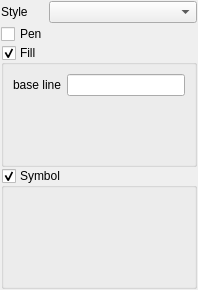
The window that src/DAGui/ChartSetting/DAChartCurveItemSettingWidget.ui (czyt1988/data-workbench) describes before a commit, drawn with Qt 5.
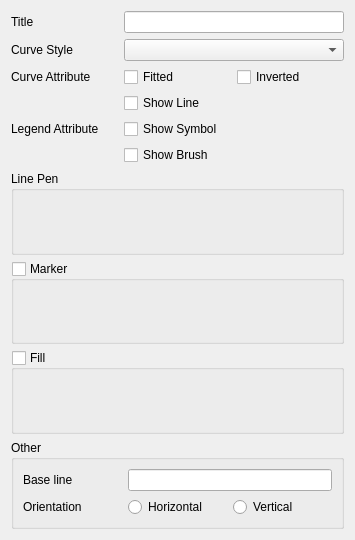
The same window after the commit. Custom widgets are drawn as their Qt base class.

The edit to the form file:
```diff
--- a/src/DAGui/ChartSetting/DAChartCurveItemSettingWidget.ui
+++ b/src/DAGui/ChartSetting/DAChartCurveItemSettingWidget.ui
@@ -6,117 +6,250 @@
    <rect>
     <x>0</x>
     <y>0</y>
-    <width>198</width>
-    <height>290</height>
+    <width>355</width>
+    <height>540</height>
    </rect>
   </property>
   <property name="windowTitle">
    <string>Form</string>
   </property>
-  <layout class="QGridLayout" name="gridLayout_2">
-   <property name="leftMargin">
-    <number>1</number>
-   </property>
-   <property name="topMargin">
-    <number>1</number>
-   </property>
-   <property name="rightMargin">
-    <number>1</number>
-   </property>
-   <property name="bottomMargin">
-    <number>1</number>
-   </property>
-   <property name="spacing">
-    <number>1</number>
-   </property>
-   <item row="0" column="0">
-    <widget class="QLabel" name="label_2">
-     <property name="text">
-      <string>Style</string>
-     </property>
-    </widget>
+  <layout class="QVBoxLayout" name="verticalLayout_5">
+   <item>
+    <layout class="QGridLayout" name="gridLayout_2">
+     <item row="0" column="0">
+      <widget class="QLabel" name="label_6">
+       <property name="text">
+        <string>Title</string>
+       </property>
+      </widget>
+     </item>
+     <item row="0" column="1" colspan="2">
+      <widget class="QLineEdit" name="lineEditTitle"/>
+     </item>
+     <item row="1" column="0">
+      <widget class="QLabel" name="label">
+       <property name="text">
+        <string>Curve Style</string>
+       </property>
+      </widget>
+     </item>
+     <item row="1" column="1" colspan="2">
+      <widget class="QComboBox" name="comboBoxCurveStyle"/>
+     </item>
+     <item row="2" column="0">
+      <widget class="QLabel" name="label_2">
+       <property name="text">
+        <string>Curve Attribute</string>
+       </property>
+      </widget>
+     </item>
+     <item row="2" column="1">
+      <widget class="QCheckBox" name="checkBoxFitted">
+       <property name="toolTip">
+        <string>&lt;html&gt;&lt;head/&gt;&lt;body&gt;&lt;p&gt;Only in combination with Lines Style, tries to interpolate/smooth the curve, before it is painted. &lt;/p&gt;&lt;p&gt;Note:Curve fitting requires temporary memory for calculating coefficients and additional points.&lt;/p&gt;&lt;/body&gt;&lt;/html&gt;</string>
+       </property>
+       <property name="text">
+        <string>Fitted</string>
+       </property>
+      </widget>
+     </item>
+     <item row="2" column="2">
+      <widget class="QCheckBox" name="checkBoxInverted">
+       <property name="toolTip">
+        <string>&lt;html&gt;&lt;head/&gt;&lt;body&gt;&lt;p&gt;For Steps curve style only. Draws a step function from the right to the left.&lt;/p&gt;&lt;/body&gt;&lt;/html&gt;</string>
+       </property>
+       <property name="text">
+        <string>Inverted</string>
+       </property>
+      </widget>
+     </item>
+     <item row="3" column="0">
+      <widget class="QLabel" name="label_3">
+       <property name="minimumSize">
+        <size>
+         <width>0</width>
+         <height>54</height>
+        </size>
+       </property>
+       <property name="text">
+        <string>Legend Attribute</string>
+       </property>
+      </widget>
+     </item>
+     <item row="3" column="1" colspan="2">
+      <layout class="QVBoxLayout" name="verticalLayout_4">
+       <item>
+        <widget class="QCheckBox" name="checkBoxShowLine">
+         <property name="minimumSize">
+          <size>
+           <width>0</width>
+           <height>18</height>
+          </size>
+         </property>
+         <property name="text">
+          <string>Show Line</string>
+         </property>
+        </widget>
+       </item>
+       <item>
+        <widget class="QCheckBox" name="checkBoxShowSymbol">
+         <property name="minimumSize">
+          <size>
+           <width>0</width>
+           <height>18</height>
+          </size>
+         </property>
+         <property name="text">
+          <string>Show Symbol</string>
+         </property>
+        </widget>
+       </item>
+       <item>
+        <widget class="QCheckBox" name="checkBoxShowBrush">
+         <property name="minimumSize">
+          <size>
+           <width>0</width>
+           <height>18</height>
+          </size>
+         </property>
+         <property name="text">
+          <string>Show Brush</string>
+         </property>
+        </widget>
+       </item>
+      </layout>
+     </item>
+    </layout>
    </item>
-   <item row="0" column="1">
-    <widget class="QComboBox" name="comboBoxCurveStyle"/>
-   </item>
-   <item row="1" column="0">
-    <widget class="QCheckBox" name="checkBox">
-     <property name="text">
-      <string>Pen</string>
+   <item>
+    <widget class="DA::DACollapsibleGroupBox" name="groupBoxPen">
+     <property name="title">
+      <string>Line Pen</string>
      </property>
+     <layout class="QVBoxLayout" name="verticalLayout">
+      <property name="spacing">
+       <number>4</number>
+      </property>
+      <property name="leftMargin">
+       <number>4</number>
+      </property>
+      <property name="topMargin">
+       <number>4</number>
+      </property>
+      <property name="rightMargin">
+       <number>4</number>
+      </property>
+      <property name="bottomMargin">
+       <number>4</number>
+      </property>
+      <item>
+       <widget class="DA::DAPenEditWidget" name="penEditWidget" native="true"/>
+      </item>
+     </layout>
     </widget>
    </item>
-   <item row="1" column="1">
-    <widget class="DA::DAPenEditWidget" name="penEditWidget" native="true">
-     <property name="sizePolicy">
-      <sizepolicy hsizetype="Expanding" vsizetype="Preferred">
-       <horstretch>0</horstretch>
-       <verstretch>0</verstretch>
-      </sizepolicy>
+   <item>
+    <widget class="DA::DACollapsibleGroupBox" name="groupBoxSymbol">
+     <property name="title">
+      <string>Marker</string>
      </property>
+     <property name="checkable">
+      <bool>true</bool>
+     </property>
+     <property name="checked">
+      <bool>false</bool>
+     </property>
+     <layout class="QVBoxLayout" name="verticalLayout_2">
+      <property name="spacing">
+       <number>4</number>
+      </property>
+      <property name="leftMargin">
+       <number>4</number>
+      </property>
+      <property name="topMargin">
+       <number>4</number>
+      </property>
+      <property name="rightMargin">
+       <number>4</number>
+      </property>
+      <property name="bottomMargin">
+       <number>4</number>
+      </property>
+      <item>
+       <widget class="DA::DAChartSymbolEditWidget" name="symbolEditWidget" native="true"/>
+      </item>
+     </layout>
     </widget>
    </item>
-   <item row="2" column="0" colspan="2">
-    <widget class="DA::DACollapsibleGroupBox" name="groupBox">
+   <item>
+    <widget class="DA::DACollapsibleGroupBox" name="groupBoxFill">
      <property name="title">
       <string>Fill</string>
      </property>
-     <property name="flat">
-      <bool>true</bool>
-     </property>
      <property name="checkable">
       <bool>true</bool>
+     </property>
+     <property name="checked">
+      <bool>false</bool>
+     </property>
+     <layout class="QVBoxLayout" name="verticalLayout_3">
+      <property name="spacing">
+       <number>4</number>
+      </property>
+      <property name="leftMargin">
+       <number>4</number>
+      </property>
+      <property name="topMargin">
+       <number>4</number>
+      </property>
+      <property name="rightMargin">
+       <number>4</number>
+      </property>
+      <property name="bottomMargin">
+       <number>4</number>
+      </property>
+      <item>
+       <widget class="DA::DABrushEditWidget" name="brushEditWidget" native="true"/>
+      </item>
+     </layout>
+    </widget>
+   </item>
+   <item>
+    <widget class="QGroupBox" name="groupBox">
+     <property name="title">
+      <string>Other</string>
      </property>
      <layout class="QGridLayout" name="gridLayout">
       <item row="0" column="0">
-       <widget class="QLabel" name="label">
+       <widget class="QLabel" name="label_4">
         <property name="text">
-         <string>base line</string>
+         <string>Base line</string>
         </property>
        </widget>
       </item>
-      <item row="0" column="1">
-       <widget class="QLineEdit" name="lineEditBaseLine">
-        <property name="toolTip">
-         <string>The area between the curve and the baseline will be filled</string>
+      <item row="0" column="1" colspan="2">
+       <widget class="QLineEdit" name="lineEditBaseLine"/>
+      </item>
+      <item row="1" column="0">
+       <widget class="QLabel" name="label_5">
+        <property name="text">
+         <string>Orientation</string>
         </property>
        </widget>
       </item>
-      <item row="1" column="0" colspan="2">
-       <widget class="DA::DABrushEditWidget" name="brushEditWidget" native="true"/>
+      <item row="1" column="1">
+       <widget class="QRadioButton" name="radioButtonHorizontal">
+        <property name="text">
+         <string>Horizontal</string>
+        </property>
+       </widget>
       </item>
-     </layout>
-    </widget>
-   </item>
-   <item row="3" column="0" colspan="2">
-    <widget class="QGroupBox" name="groupBox_2">
-     <property name="title">
-      <string>Symbol</string>
-     </property>
-     <property name="flat">
-      <bool>true</bool>
-     </property>
-     <property name="checkable">
-      <bool>true</bool>
-     </property>
-     <layout class="QVBoxLayout" name="verticalLayout">
-      <property name="spacing">
-       <number>1</number>
-      </property>
-      <property name="leftMargin">
-       <number>1</number>
-      </property>
-      <property name="topMargin">
-       <number>1</number>
-      </property>
-      <property name="rightMargin">
-       <number>1</number>
-      </property>
-      <property name="bottomMargin">
-       <number>1</number>
-      </property>
-      <item>
-       <widget class="DA::DAChartSymbolEditWidget" name="widget" native="true"/>
+      <item row="1" column="2">
+       <widget class="QRadioButton" name="radioButtonVertical">
+        <property name="text">
+         <string>Vertical</string>
+        </property>
+       </widget>
       </item>
      </layout>
     </widget>
@@ -124,22 +257,10 @@
   </layout>
  </widget>
  <customwidgets>
-  <customwidget>
-   <class>DA::DAPenEditWidget</class>
-   <extends>QWidget</extends>
-   <header>DAPenEditWidget.h</header>
-   <container>1</container>
-  </customwidget>
   <customwidget>
    <class>DA::DACollapsibleGroupBox</class>
    <extends>QGroupBox</extends>
-   <header>DACollapsibleGroupBox.h</header>
-   <container>1</container>
-  </customwidget>
-  <customwidget>
-   <class>DA::DABrushEditWidget</class>
-   <extends>QWidget</extends>
-   <header>DABrushEditWidget.h</header>
+   <header location="global">DACollapsibleGroupBox.h</header>
    <container>1</container>
   </customwidget>
   <customwidget>
@@ -148,6 +269,18 @@
    <header>DAChartSymbolEditWidget.h</header>
    <container>1</container>
   </customwidget>
+  <customwidget>
+   <class>DA::DAPenEditWidget</class>
+   <extends>QWidget</extends>
+   <header>DAPenEditWidget.h</header>
+   <container>1</container>
+  </customwidget>
+  <customwidget>
+   <class>DA::DABrushEditWidget</class>
+   <extends>QWidget</extends>
+   <header>DABrushEditWidget.h</header>
+   <container>1</container>
+  </customwidget>
  </customwidgets>
  <resources/>
  <connections/>
```
